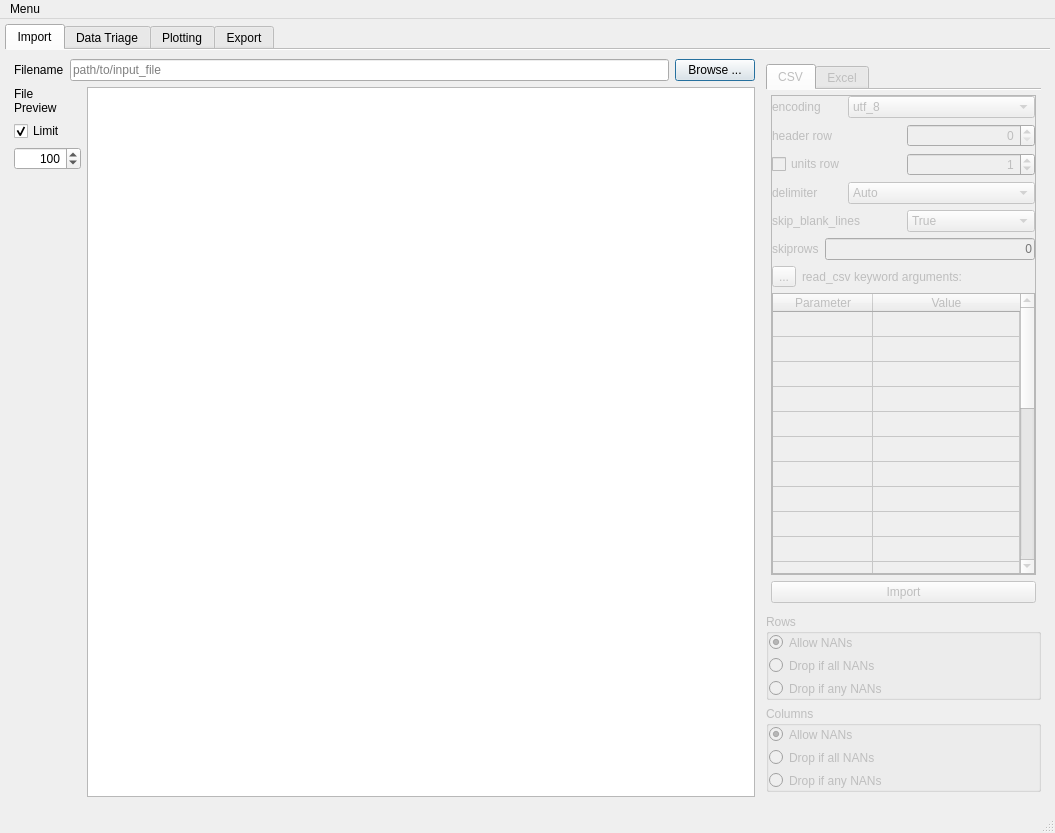
First picture: the form in colliderscope.ui, repository kevinanewman/colliderscope2024, before the edit.
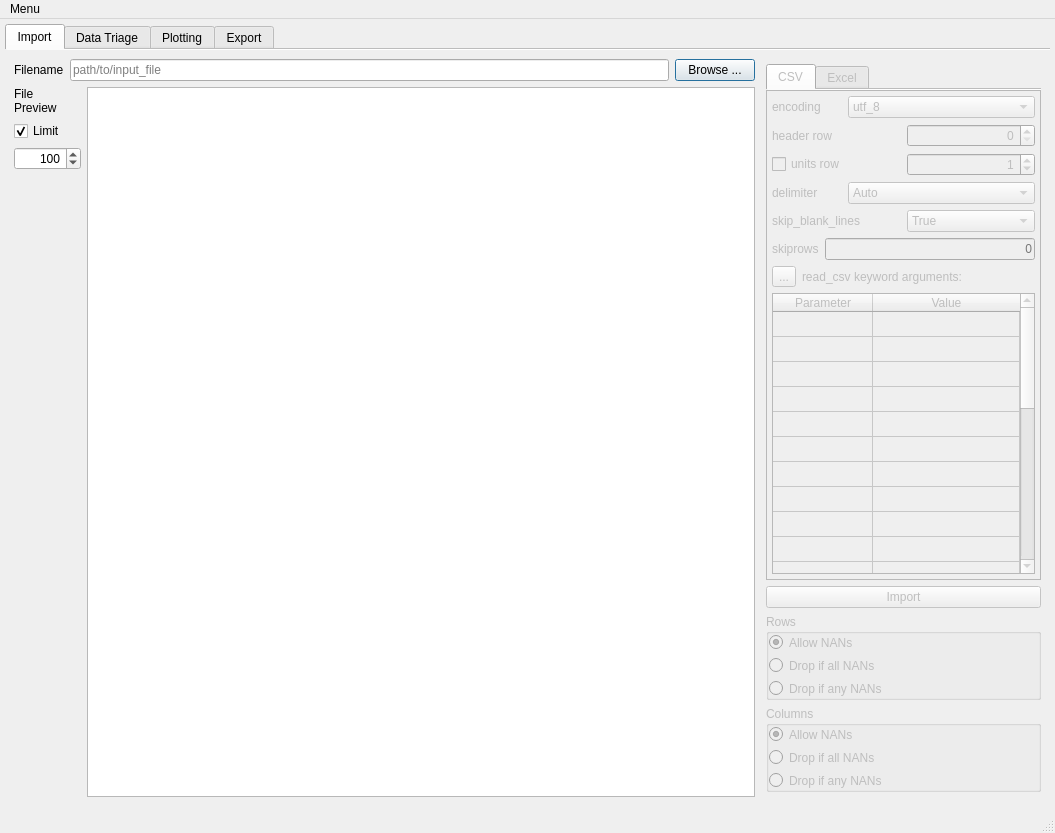
Second picture: the form after the edit. Icons and pictures are not drawn. Custom widgets are drawn as their Qt base class.

```diff
--- a/colliderscope.ui
+++ b/colliderscope.ui
@@ -303,16 +303,16 @@
                </attribute>
                <layout class="QVBoxLayout" name="verticalLayout" stretch="0,0">
                 <property name="leftMargin">
-                 <number>5</number>
+                 <number>0</number>
                 </property>
                 <property name="topMargin">
-                 <number>5</number>
+                 <number>0</number>
                 </property>
                 <property name="rightMargin">
-                 <number>5</number>
+                 <number>0</number>
                 </property>
                 <property name="bottomMargin">
-                 <number>5</number>
+                 <number>0</number>
                 </property>
                 <item>
                  <widget class="QScrollArea" name="scrollArea">
@@ -333,8 +333,8 @@
                     <rect>
                      <x>0</x>
                      <y>0</y>
-                     <width>264</width>
-                     <height>477</height>
+                     <width>273</width>
+                     <height>482</height>
                     </rect>
                    </property>
                    <layout class="QVBoxLayout" name="verticalLayout_20" stretch="0,0,0,0,0,0,0">
@@ -345,16 +345,16 @@
                      <enum>QLayout::SetDefaultConstraint</enum>
                     </property>
                     <property name="leftMargin">
-                     <number>0</number>
+                     <number>5</number>
                     </property>
                     <property name="topMargin">
-                     <number>0</number>
+                     <number>5</number>
                     </property>
                     <property name="rightMargin">
-                     <number>0</number>
+                     <number>5</number>
                     </property>
                     <property name="bottomMargin">
-                     <number>0</number>
+                     <number>5</number>
                     </property>
                     <item>
                      <layout class="QHBoxLayout" name="import_csv_encoding_horizontalLayout">
```
